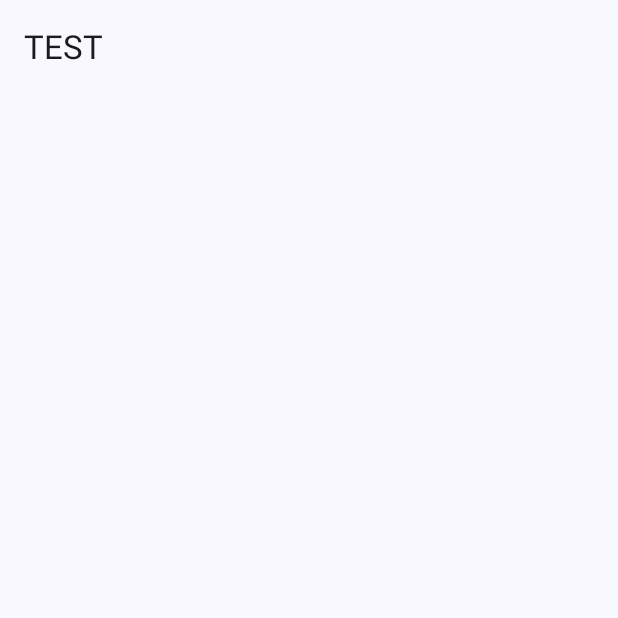
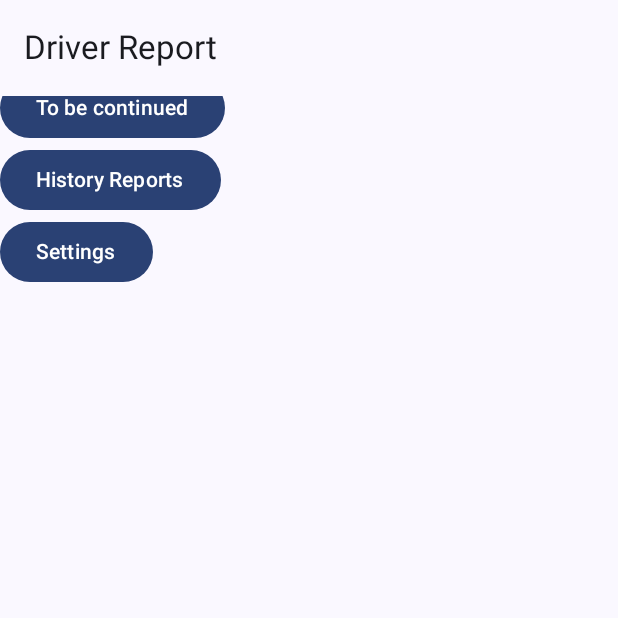
Before and after one commit to Smoyokey/ReportsForDrivers, an Android app built with Jetpack Compose: the screen it shows after launch (MainActivity), on a phone screen of 412 x 824 dp, the top half of it. Before the commit the part shown is almost empty. Run offline under Robolectric (Android 15) with nearby library versions, the phone set to English and light mode, and no system bars; our stand-ins replace Dagger/Hilt's generated code.

Commit message:
Main screen starts and make mainScreen

```diff
--- a/app/src/main/java/com/example/reportsfordrivers/MainActivity.kt
+++ b/app/src/main/java/com/example/reportsfordrivers/MainActivity.kt
@@ -24,25 +24,9 @@ class MainActivity : ComponentActivity() {
                     modifier = Modifier.fillMaxSize(),
                     color = MaterialTheme.colorScheme.background
                 ) {
-                    ReportsForDriversScreen()
+                    ReportsForDriversApp()
                 }
             }
         }
     }
 }
-
-@Composable
-fun Greeting(name: String, modifier: Modifier = Modifier) {
-    Text(
-        text = "Hello $name!",
-        modifier = modifier
-    )
-}
-
-@Preview(showBackground = true)
-@Composable
-fun GreetingPreview() {
-    ReportsForDriversTheme {
-        Greeting("Android")
-    }
-}
--- a/app/src/main/java/com/example/reportsfordrivers/ReportsForDriversScreen.kt
+++ b/app/src/main/java/com/example/reportsfordrivers/ReportsForDriversScreen.kt
@@ -18,6 +18,7 @@ import androidx.navigation.compose.NavHost
 import androidx.navigation.compose.composable
 import androidx.navigation.compose.currentBackStackEntryAsState
 import androidx.navigation.compose.rememberNavController
+import com.example.reportsfordrivers.navigate.ReportsForDriversNavHost
 import com.example.reportsfordrivers.navigate.ReportsForDriversSchema
 import com.example.reportsfordrivers.ui.layouts.MainMenuScreen
 import com.example.reportsfordrivers.ui.layouts.createreports.CreateReportsDataFillingOneScreen
@@ -37,15 +38,15 @@ import com.example.reportsfordrivers.ui.layouts.setting.SettingPersonalDataScree
 @OptIn(ExperimentalMaterial3Api::class)
 @Composable
 fun ReportsForDriversTopBar(
-    @StringRes title: Int,
+    currentScreen: ReportsForDriversSchema,
     canNavigateBack: Boolean,
     navigateUp: () -> Unit
 ) {
     TopAppBar(
-        title = { Text(text = stringResource(title))},
+        title = { Text(text = stringResource(currentScreen.title)) },
 
         navigationIcon = {
-            if(canNavigateBack) {
+            if (canNavigateBack) {
                 IconButton(onClick = navigateUp) {
                     Icon(
                         imageVector = Icons.Filled.ArrowBack,
@@ -59,66 +60,24 @@ fun ReportsForDriversTopBar(
 
 @SuppressLint("UnusedMaterial3ScaffoldPaddingParameter")
 @Composable
-fun ReportsForDriversScreen(
+fun ReportsForDriversApp(
     navController: NavHostController = rememberNavController()
 ) {
     val backStackEntry by navController.currentBackStackEntryAsState()
 
+    val currentScreen = ReportsForDriversSchema.valueOf(
+        backStackEntry?.destination?.route ?: ReportsForDriversSchema.Start.name
+    )
+
     Scaffold(
         topBar = {
             ReportsForDriversTopBar(
-                R.string.test,
-                navController.previousBackStackEntry != null
-            ) { navController.navigateUp()}
+                currentScreen = currentScreen,
+                canNavigateBack = false) {
+            }
         }
     ) { innerPadding ->
-        NavHost(
-            navController = navController,
-            startDestination = ReportsForDriversSchema.Start.name,
-        ) {
-            composable(route = ReportsForDriversSchema.Start.name) {
-                MainMenuScreen()
-            }
-            composable(route = ReportsForDriversSchema.FirstEntry.name) {
-                FirstEntryScreen()
-            }
-            composable(route = ReportsForDriversSchema.SelectLayout.name) {
-                CreateReportsSelectedMaketScreen()
-            }
-            composable(route = ReportsForDriversSchema.FillingDataOne.name) {
-                CreateReportsDataFillingOneScreen()
-            }
-            composable(route = ReportsForDriversSchema.FillingDataTwo.name) {
-                CreateReportsDataFillingTwoScreen()
-            }
-            composable(route = ReportsForDriversSchema.ProgressReport.name) {
-                CreateReportsProgressReportsScreen()
-            }
-            composable(route = ReportsForDriversSchema.Preview.name) {
-                CreateReportsPreviewScreen()
-            }
-            composable(route = ReportsForDriversSchema.Result.name) {
-                CreateReportsResultScreen()
-            }
-            composable(route = ReportsForDriversSchema.ListHistory.name) {
-                HistoryReportsScreen()
-            }
-            composable(route = ReportsForDriversSchema.SelectElementHistory.name) {
-                HistoryReportsSelectedScreen()
-            }
-            composable(route = ReportsForDriversSchema.SettingStart.name) {
-                SettingMainScreen()
-            }
-            composable(route = ReportsForDriversSchema.PersonalInformation.name) {
-                SettingPersonalDataScreen()
-            }
-            composable(route = ReportsForDriversSchema.VehicleAndTrailerData.name) {
-                SettingDataVehiclesTrailersScreen()
-            }
-            composable(route = ReportsForDriversSchema.Feedback.name) {
-                SettingFeedbackScreen()
-            }
-        }
+        ReportsForDriversNavHost(navController = navController)
     }
 
 }
--- /dev/null
+++ b/app/src/main/java/com/example/reportsfordrivers/navigate/ReportsForDriversNavHost.kt
@@ -0,0 +1,24 @@
+package com.example.reportsfordrivers.navigate
+
+import androidx.compose.runtime.Composable
+import androidx.compose.ui.Modifier
+import androidx.navigation.NavHostController
+import androidx.navigation.compose.NavHost
+import androidx.navigation.compose.composable
+import com.example.reportsfordrivers.ui.layouts.MainMenuScreen
+
+@Composable
+fun ReportsForDriversNavHost(
+    navController: NavHostController,
+    modifier: Modifier = Modifier
+) {
+    NavHost(
+        navController = navController,
+        startDestination = ReportsForDriversSchema.Start.name,
+        modifier = modifier
+    ) {
+        composable(route = ReportsForDriversSchema.Start.name) {
+            MainMenuScreen()
+        }
+    }
+}
--- a/app/src/main/java/com/example/reportsfordrivers/navigate/ReportsForDriversSchema.kt
+++ b/app/src/main/java/com/example/reportsfordrivers/navigate/ReportsForDriversSchema.kt
@@ -1,21 +1,24 @@
 package com.example.reportsfordrivers.navigate
 
-enum class ReportsForDriversSchema {
-    FirstEntry,
-    Start,
+import androidx.annotation.StringRes
+import com.example.reportsfordrivers.R
 
-    SelectLayout,
-    FillingDataOne,
-    FillingDataTwo,
-    ProgressReport,
-    Preview,
-    Result,
+enum class ReportsForDriversSchema(@StringRes val title: Int) {
+    FirstEntry(title = R.string.driver_report),
+    Start(title = R.string.driver_report),
 
-    ListHistory,
-    SelectElementHistory,
+    SelectLayout(title = R.string.create_report),
+    FillingDataOne(title = R.string.create_report),
+    FillingDataTwo(title = R.string.create_report),
+    ProgressReport(title = R.string.create_report),
+    Preview(title = R.string.create_report),
+    Result(title = R.string.create_report),
 
-    SettingStart,
-    PersonalInformation,
-    VehicleAndTrailerData,
-    Feedback
+    ListHistory(title = R.string.history_report),
+    SelectElementHistory(title = R.string.history_report),
+
+    SettingStart(title = R.string.setting),
+    PersonalInformation(title = R.string.setting),
+    VehicleAndTrailerData(title = R.string.setting),
+    Feedback(title = R.string.setting)
 }
--- a/app/src/main/java/com/example/reportsfordrivers/ui/layouts/MainMenuFragment.kt
+++ /dev/null
@@ -1,24 +0,0 @@
-package com.example.reportsfordrivers.ui.layouts
-
-import androidx.compose.foundation.layout.Column
-import androidx.compose.foundation.layout.fillMaxSize
-import androidx.compose.material3.Button
-import androidx.compose.material3.Text
-import androidx.compose.runtime.Composable
-import androidx.compose.ui.Modifier
-import dagger.hilt.android.AndroidEntryPoint
-
-
-@Composable
-fun MainMenuScreen(
-    modifier: Modifier = Modifier
-) {
-    Column(
-        modifier = Modifier.fillMaxSize()
-    ) {
-        Button(onClick = { /*TODO*/ }) {
-            Text(text = "Создать отчет")
-
-        }
-    }
-}
--- /dev/null
+++ b/app/src/main/java/com/example/reportsfordrivers/ui/layouts/MainMenuScreen.kt
@@ -0,0 +1,33 @@
+package com.example.reportsfordrivers.ui.layouts
+
+import androidx.compose.foundation.layout.Column
+import androidx.compose.foundation.layout.fillMaxSize
+import androidx.compose.material3.Button
+import androidx.compose.material3.Text
+import androidx.compose.runtime.Composable
+import androidx.compose.ui.Modifier
+import androidx.compose.ui.res.stringResource
+import com.example.reportsfordrivers.R
+
+
+@Composable
+fun MainMenuScreen(
+    modifier: Modifier = Modifier
+) {
+    Column(
+        modifier = Modifier.fillMaxSize()
+    ) {
+        Button(onClick = {}) {
+            Text(text = stringResource(R.string.create_report))
+        }
+        Button(onClick = {}) {
+            Text(text = stringResource(R.string.be_continued))
+        }
+        Button(onClick = {}) {
+            Text(text = stringResource(R.string.history_report))
+        }
+        Button(onClick = {}) {
+            Text(text = stringResource(R.string.settings))
+        }
+    }
+}
--- a/app/src/main/res/values/strings.xml
+++ b/app/src/main/res/values/strings.xml
@@ -1,6 +1,9 @@
 <resources>
     <string name="app_name">ReportsForDrivers</string>
 
+    <string name="driver_report">Driver Report</string>
+    <string name="history_report">History Reports</string>
+    <string name="setting">Setting</string>
 
     <string name="enter_information_yourself">Enter information about yourself (to make
         reporting easier)</string>
```
Also changed, not shown: app/src/main/java/com/example/reportsfordrivers/ui/layouts/firstentry/FirstEntryScreen.kt (+7 -7 lines), app/src/main/java/com/example/reportsfordrivers/viewmodel/firstentry/FirstEntryUiState.kt (added, +7 -0 lines), app/src/main/java/com/example/reportsfordrivers/viewmodel/firstentry/FirstEntryViewModel.kt (+14 -0 lines).
